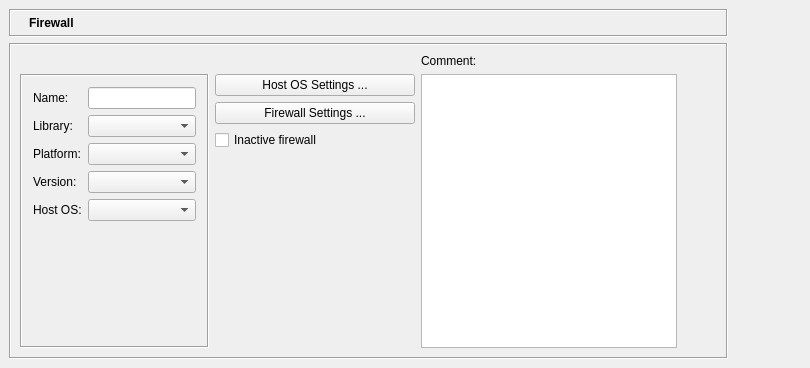
Above: src/gui/firewalldialog_q.ui from fwbuilder/fwbuilder before the change. Below: the same form after it.
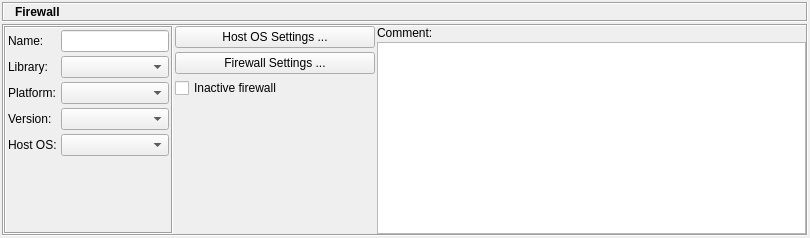
That is the form after the change. Icons and pictures are not drawn.

Diff of the .ui file:
```diff
--- a/src/gui/firewalldialog_q.ui
+++ b/src/gui/firewalldialog_q.ui
@@ -9,18 +9,33 @@
     <x>0</x>
     <y>0</y>
     <width>810</width>
-    <height>368</height>
+    <height>155</height>
    </rect>
   </property>
+  <property name="sizePolicy" >
+   <sizepolicy vsizetype="Fixed" hsizetype="Preferred" >
+    <horstretch>0</horstretch>
+    <verstretch>0</verstretch>
+   </sizepolicy>
+  </property>
   <property name="windowTitle" >
    <string>Firewall</string>
   </property>
   <layout class="QHBoxLayout" >
-   <property name="margin" >
-    <number>9</number>
-   </property>
    <property name="spacing" >
-    <number>6</number>
+    <number>2</number>
+   </property>
+   <property name="leftMargin" >
+    <number>2</number>
+   </property>
+   <property name="topMargin" >
+    <number>2</number>
+   </property>
+   <property name="rightMargin" >
+    <number>2</number>
+   </property>
+   <property name="bottomMargin" >
+    <number>2</number>
    </property>
    <item>
     <layout class="QVBoxLayout" >
@@ -28,18 +43,34 @@
       <number>0</number>
      </property>
      <property name="spacing" >
-      <number>6</number>
+      <number>2</number>
+     </property>
+     <property name="leftMargin" >
+      <number>0</number>
+     </property>
+     <property name="topMargin" >
+      <number>0</number>
+     </property>
+     <property name="rightMargin" >
+      <number>0</number>
+     </property>
+     <property name="bottomMargin" >
+      <number>0</number>
      </property>
      <item>
       <widget class="QFrame" name="frame3" >
        <property name="sizePolicy" >
-        <sizepolicy>
-         <hsizetype>5</hsizetype>
-         <vsizetype>0</vsizetype>
+        <sizepolicy vsizetype="Fixed" hsizetype="Preferred" >
          <horstretch>0</horstretch>
          <verstretch>0</verstretch>
         </sizepolicy>
        </property>
+       <property name="minimumSize" >
+        <size>
+         <width>16</width>
+         <height>20</height>
+        </size>
+       </property>
        <property name="frameShape" >
         <enum>QFrame::Box</enum>
        </property>
@@ -47,11 +78,23 @@
         <enum>QFrame::Sunken</enum>
        </property>
        <layout class="QGridLayout" >
-        <property name="margin" >
-         <number>5</number>
+        <property name="leftMargin" >
+         <number>2</number>
         </property>
-        <property name="spacing" >
-         <number>6</number>
+        <property name="topMargin" >
+         <number>2</number>
+        </property>
+        <property name="rightMargin" >
+         <number>2</number>
+        </property>
+        <property name="bottomMargin" >
+         <number>2</number>
+        </property>
+        <property name="horizontalSpacing" >
+         <number>2</number>
+        </property>
+        <property name="verticalSpacing" >
+         <number>2</number>
         </property>
         <item row="0" column="1" >
          <widget class="QLabel" name="editorTitle" >
@@ -72,9 +115,7 @@
         <item row="0" column="0" >
          <widget class="QLabel" name="pixmapLabel1" >
           <property name="sizePolicy" >
-           <sizepolicy>
-            <hsizetype>0</hsizetype>
-            <vsizetype>0</vsizetype>
+           <sizepolicy vsizetype="Fixed" hsizetype="Fixed" >
             <horstretch>0</horstretch>
             <verstretch>0</verstretch>
            </sizepolicy>
@@ -101,133 +142,26 @@
        <property name="frameShadow" >
         <enum>QFrame::Sunken</enum>
        </property>
-       <layout class="QGridLayout" >
-        <property name="margin" >
-         <number>9</number>
-        </property>
+       <layout class="QHBoxLayout" >
         <property name="spacing" >
-         <number>6</number>
+         <number>2</number>
         </property>
-        <item row="1" column="1" >
-         <layout class="QVBoxLayout" >
-          <property name="margin" >
+        <property name="leftMargin" >
            <number>0</number>
           </property>
-          <property name="spacing" >
-           <number>6</number>
-          </property>
-          <item>
-           <widget class="QPushButton" name="osAdvanced" >
-            <property name="sizePolicy" >
-             <sizepolicy>
-              <hsizetype>0</hsizetype>
-              <vsizetype>0</vsizetype>
-              <horstretch>0</horstretch>
-              <verstretch>0</verstretch>
-             </sizepolicy>
-            </property>
-            <property name="minimumSize" >
-             <size>
-              <width>200</width>
-              <height>0</height>
-             </size>
-            </property>
-            <property name="maximumSize" >
-             <size>
-              <width>32767</width>
-              <height>32767</height>
-             </size>
-            </property>
-            <property name="text" >
-             <string>Host OS Settings ...</string>
-            </property>
-           </widget>
-          </item>
+        <property name="topMargin" >
+         <number>0</number>
+        </property>
+        <property name="rightMargin" >
+         <number>0</number>
+        </property>
+        <property name="bottomMargin" >
+         <number>0</number>
+        </property>
           <item>
-           <widget class="QPushButton" name="fwAdvanced" >
-            <property name="sizePolicy" >
-             <sizepolicy>
-              <hsizetype>0</hsizetype>
-              <vsizetype>0</vsizetype>
-              <horstretch>0</horstretch>
-              <verstretch>0</verstretch>
-             </sizepolicy>
-            </property>
-            <property name="minimumSize" >
-             <size>
-              <width>200</width>
-              <height>0</height>
-             </size>
-            </property>
-            <property name="maximumSize" >
-             <size>
-              <width>32767</width>
-              <height>32767</height>
-             </size>
-            </property>
-            <property name="text" >
-             <string>Firewall Settings ...</string>
-            </property>
-           </widget>
-          </item>
-          <item>
-           <widget class="QCheckBox" name="inactive" >
-            <property name="sizePolicy" >
-             <sizepolicy>
-              <hsizetype>1</hsizetype>
-              <vsizetype>0</vsizetype>
-              <horstretch>0</horstretch>
-              <verstretch>0</verstretch>
-             </sizepolicy>
-            </property>
-            <property name="toolTip" >
-             <string>Skip this firewall for batch compile and install operations</string>
-            </property>
-            <property name="text" >
-             <string>Inactive firewall</string>
-            </property>
-           </widget>
-          </item>
-          <item>
-           <spacer>
-            <property name="orientation" >
-             <enum>Qt::Vertical</enum>
-            </property>
-            <property name="sizeType" >
-             <enum>QSizePolicy::Expanding</enum>
-            </property>
-            <property name="sizeHint" >
-             <size>
-              <width>200</width>
-              <height>91</height>
-             </size>
-            </property>
-           </spacer>
-          </item>
-         </layout>
-        </item>
-        <item row="1" column="3" >
-         <spacer>
-          <property name="orientation" >
-           <enum>Qt::Horizontal</enum>
-          </property>
-          <property name="sizeType" >
-           <enum>QSizePolicy::Expanding</enum>
-          </property>
-          <property name="sizeHint" >
-           <size>
-            <width>40</width>
-            <height>20</height>
-           </size>
-          </property>
-         </spacer>
-        </item>
-        <item row="1" column="0" >
          <widget class="QFrame" name="frame7_2" >
           <property name="sizePolicy" >
-           <sizepolicy>
-            <hsizetype>5</hsizetype>
-            <vsizetype>5</vsizetype>
+           <sizepolicy vsizetype="Preferred" hsizetype="Preferred" >
             <horstretch>0</horstretch>
             <verstretch>0</verstretch>
            </sizepolicy>
@@ -238,26 +172,41 @@
           <property name="frameShadow" >
            <enum>QFrame::Sunken</enum>
           </property>
-          <layout class="QGridLayout" >
-           <property name="margin" >
-            <number>11</number>
-           </property>
+          <layout class="QVBoxLayout" >
            <property name="spacing" >
-            <number>6</number>
+            <number>2</number>
+           </property>
+           <property name="leftMargin" >
+            <number>2</number>
+           </property>
+           <property name="topMargin" >
+            <number>2</number>
+           </property>
+           <property name="rightMargin" >
+            <number>2</number>
+           </property>
+           <property name="bottomMargin" >
+            <number>2</number>
+           </property>
+           <item>
+            <layout class="QGridLayout" >
+             <property name="horizontalSpacing" >
+              <number>4</number>
+             </property>
+             <property name="verticalSpacing" >
+              <number>4</number>
            </property>
            <item row="0" column="0" >
             <widget class="QLabel" name="textLabel1_4_2" >
              <property name="sizePolicy" >
-              <sizepolicy>
-               <hsizetype>5</hsizetype>
-               <vsizetype>5</vsizetype>
+                <sizepolicy vsizetype="Preferred" hsizetype="Preferred" >
                <horstretch>0</horstretch>
                <verstretch>0</verstretch>
               </sizepolicy>
              </property>
              <property name="maximumSize" >
               <size>
-               <width>150</width>
+                 <width>32767</width>
                <height>32767</height>
               </size>
              </property>
@@ -272,21 +221,7 @@
            <item row="0" column="1" >
             <widget class="QLineEdit" name="obj_name" >
              <property name="sizePolicy" >
-              <sizepolicy>
-               <hsizetype>1</hsizetype>
-               <vsizetype>0</vsizetype>
-               <horstretch>0</horstretch>
-               <verstretch>0</verstretch>
-              </sizepolicy>
-             </property>
-            </widget>
-           </item>
-           <item row="1" column="1" >
-            <widget class="QComboBox" name="libs" >
-             <property name="sizePolicy" >
-              <sizepolicy>
-               <hsizetype>1</hsizetype>
-               <vsizetype>0</vsizetype>
+                <sizepolicy vsizetype="Fixed" hsizetype="Minimum" >
                <horstretch>0</horstretch>
                <verstretch>0</verstretch>
               </sizepolicy>
@@ -296,16 +231,14 @@
            <item row="1" column="0" >
             <widget class="QLabel" name="textLabel1_2_2_2" >
              <property name="sizePolicy" >
-              <sizepolicy>
-               <hsizetype>5</hsizetype>
-               <vsizetype>5</vsizetype>
+                <sizepolicy vsizetype="Preferred" hsizetype="Preferred" >
                <horstretch>0</horstretch>
                <verstretch>0</verstretch>
               </sizepolicy>
              </property>
              <property name="maximumSize" >
               <size>
-               <width>150</width>
+                 <width>32767</width>
                <height>32767</height>
               </size>
              </property>
@@ -317,19 +250,27 @@
              </property>
             </widget>
            </item>
+             <item row="1" column="1" >
+              <widget class="QComboBox" name="libs" >
+               <property name="sizePolicy" >
+                <sizepolicy vsizetype="Fixed" hsizetype="Minimum" >
+                 <horstretch>0</horstretch>
+                 <verstretch>0</verstretch>
+                </sizepolicy>
+               </property>
+              </widget>
+             </item>
            <item row="2" column="0" >
             <widget class="QLabel" name="textLabel1_3_2_2" >
              <property name="sizePolicy" >
-              <sizepolicy>
-               <hsizetype>5</hsizetype>
-               <vsizetype>5</vsizetype>
+                <sizepolicy vsizetype="Preferred" hsizetype="Preferred" >
                <horstretch>0</horstretch>
                <verstretch>0</verstretch>
               </sizepolicy>
              </property>
              <property name="maximumSize" >
               <size>
-               <width>150</width>
+                 <width>32767</width>
                <height>32767</height>
               </size>
              </property>
@@ -344,9 +285,7 @@
            <item row="2" column="1" >
             <widget class="QComboBox" name="platform" >
              <property name="sizePolicy" >
-              <sizepolicy>
-               <hsizetype>1</hsizetype>
-               <vsizetype>0</vsizetype>
+                <sizepolicy vsizetype="Fixed" hsizetype="Minimum" >
                <horstretch>0</horstretch>
                <verstretch>0</verstretch>
               </sizepolicy>
@@ -356,16 +295,14 @@
            <item row="3" column="0" >
             <widget class="QLabel" name="textLabel7_2_2" >
              <property name="sizePolicy" >
-              <sizepolicy>
-               <hsizetype>5</hsizetype>
-               <vsizetype>5</vsizetype>
+                <sizepolicy vsizetype="Preferred" hsizetype="Preferred" >
                <horstretch>0</horstretch>
                <verstretch>0</verstretch>
               </sizepolicy>
              </property>
              <property name="maximumSize" >
               <size>
-               <width>150</width>
+                 <width>32767</width>
                <height>32767</height>
               </size>
              </property>
@@ -380,21 +317,7 @@
            <item row="3" column="1" >
             <widget class="QComboBox" name="version" >
              <property name="sizePolicy" >
-              <sizepolicy>
-               <hsizetype>1</hsizetype>
-               <vsizetype>0</vsizetype>
-               <horstretch>0</horstretch>
-               <verstretch>0</verstretch>
-              </sizepolicy>
-             </property>
-            </widget>
-           </item>
-           <item row="4" column="1" >
-            <widget class="QComboBox" name="hostOS" >
-             <property name="sizePolicy" >
-              <sizepolicy>
-               <hsizetype>1</hsizetype>
-               <vsizetype>0</vsizetype>
+                <sizepolicy vsizetype="Fixed" hsizetype="Minimum" >
                <horstretch>0</horstretch>
                <verstretch>0</verstretch>
               </sizepolicy>
@@ -404,16 +327,14 @@
            <item row="4" column="0" >
             <widget class="QLabel" name="textLabel2_3_2_2" >
              <property name="sizePolicy" >
-              <sizepolicy>
-               <hsizetype>5</hsizetype>
-               <vsizetype>5</vsizetype>
+                <sizepolicy vsizetype="Preferred" hsizetype="Preferred" >
                <horstretch>0</horstretch>
                <verstretch>0</verstretch>
               </sizepolicy>
              </property>
              <property name="maximumSize" >
               <size>
-               <width>150</width>
+                 <width>32767</width>
                <height>32767</height>
               </size>
              </property>
@@ -425,18 +346,30 @@
              </property>
             </widget>
            </item>
-           <item row="5" column="1" >
+             <item row="4" column="1" >
+              <widget class="QComboBox" name="hostOS" >
+               <property name="sizePolicy" >
+                <sizepolicy vsizetype="Fixed" hsizetype="Minimum" >
+                 <horstretch>0</horstretch>
+                 <verstretch>0</verstretch>
+                </sizepolicy>
+               </property>
+              </widget>
+             </item>
+            </layout>
+           </item>
+           <item>
             <spacer>
              <property name="orientation" >
               <enum>Qt::Vertical</enum>
              </property>
              <property name="sizeType" >
-              <enum>QSizePolicy::Expanding</enum>
+              <enum>QSizePolicy::MinimumExpanding</enum>
              </property>
              <property name="sizeHint" >
               <size>
                <width>20</width>
-               <height>40</height>
+               <height>0</height>
               </size>
              </property>
             </spacer>
@@ -444,8 +377,115 @@
           </layout>
          </widget>
         </item>
-        <item row="0" column="2" >
+        <item>
+         <layout class="QVBoxLayout" >
+          <property name="spacing" >
+           <number>0</number>
+          </property>
+          <item>
+           <layout class="QVBoxLayout" >
+            <property name="spacing" >
+             <number>4</number>
+            </property>
+            <item>
+             <widget class="QPushButton" name="osAdvanced" >
+              <property name="sizePolicy" >
+               <sizepolicy vsizetype="Minimum" hsizetype="Fixed" >
+                <horstretch>0</horstretch>
+                <verstretch>0</verstretch>
+               </sizepolicy>
+              </property>
+              <property name="minimumSize" >
+               <size>
+                <width>200</width>
+                <height>0</height>
+               </size>
+              </property>
+              <property name="maximumSize" >
+               <size>
+                <width>32767</width>
+                <height>32767</height>
+               </size>
+              </property>
+              <property name="text" >
+               <string>Host OS Settings ...</string>
+              </property>
+             </widget>
+            </item>
+            <item>
+             <widget class="QPushButton" name="fwAdvanced" >
+              <property name="sizePolicy" >
+               <sizepolicy vsizetype="Minimum" hsizetype="Fixed" >
+                <horstretch>0</horstretch>
+                <verstretch>0</verstretch>
+               </sizepolicy>
+              </property>
+              <property name="minimumSize" >
+               <size>
+                <width>200</width>
+                <height>0</height>
+               </size>
+              </property>
+              <property name="maximumSize" >
+               <size>
+                <width>32767</width>
+                <height>32767</height>
+               </size>
+              </property>
+              <property name="text" >
+               <string>Firewall Settings ...</string>
+              </property>
+             </widget>
+            </item>
+            <item>
+             <widget class="QCheckBox" name="inactive" >
+              <property name="sizePolicy" >
+               <sizepolicy vsizetype="Fixed" hsizetype="Minimum" >
+                <horstretch>0</horstretch>
+                <verstretch>0</verstretch>
+               </sizepolicy>
+              </property>
+              <property name="toolTip" >
+               <string>Skip this firewall for batch compile and install operations</string>
+              </property>
+              <property name="text" >
+               <string>Inactive firewall</string>
+              </property>
+             </widget>
+            </item>
+           </layout>
+          </item>
+          <item>
+           <spacer>
+            <property name="orientation" >
+             <enum>Qt::Vertical</enum>
+            </property>
+            <property name="sizeType" >
+             <enum>QSizePolicy::MinimumExpanding</enum>
+            </property>
+            <property name="sizeHint" >
+             <size>
+              <width>200</width>
+              <height>10</height>
+             </size>
+            </property>
+           </spacer>
+          </item>
+         </layout>
+        </item>
+        <item>
+         <layout class="QVBoxLayout" >
+          <property name="spacing" >
+           <number>2</number>
+          </property>
+          <item>
          <widget class="QLabel" name="textLabel2" >
+            <property name="sizePolicy" >
+             <sizepolicy vsizetype="Fixed" hsizetype="Preferred" >
+              <horstretch>0</horstretch>
+              <verstretch>0</verstretch>
+             </sizepolicy>
+            </property>
           <property name="text" >
            <string>Comment:</string>
           </property>
@@ -454,19 +494,17 @@
           </property>
          </widget>
         </item>
-        <item row="1" column="2" >
+          <item>
          <widget class="QTextEdit" name="comment" >
           <property name="sizePolicy" >
-           <sizepolicy>
-            <hsizetype>7</hsizetype>
-            <vsizetype>7</vsizetype>
+             <sizepolicy vsizetype="MinimumExpanding" hsizetype="Expanding" >
             <horstretch>0</horstretch>
-            <verstretch>100</verstretch>
+              <verstretch>0</verstretch>
            </sizepolicy>
           </property>
           <property name="minimumSize" >
            <size>
-            <width>200</width>
+              <width>0</width>
             <height>0</height>
            </size>
           </property>
@@ -476,26 +514,12 @@
          </widget>
         </item>
        </layout>
+        </item>
+       </layout>
       </widget>
      </item>
     </layout>
    </item>
-   <item>
-    <spacer>
-     <property name="orientation" >
-      <enum>Qt::Horizontal</enum>
-     </property>
-     <property name="sizeType" >
-      <enum>QSizePolicy::Expanding</enum>
-     </property>
-     <property name="sizeHint" >
-      <size>
-       <width>16</width>
-       <height>302</height>
-      </size>
-     </property>
-    </spacer>
-   </item>
   </layout>
  </widget>
  <layoutdefault spacing="6" margin="11" />
```
Left out of the diff: 3 changed lines with no effect on the pictures. Lines whose indentation alone changed are shown as unchanged.
